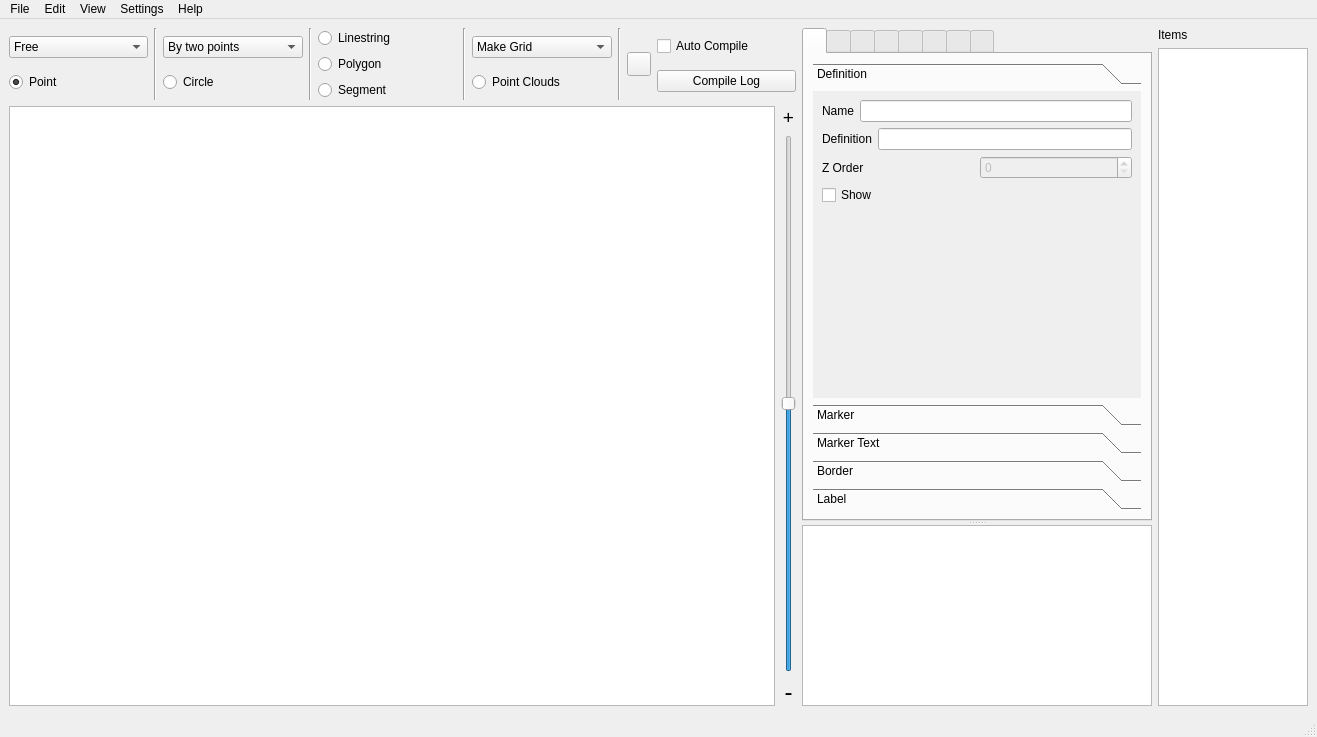
Qt form main.ui (csekri/tkzgeom) before a commit.
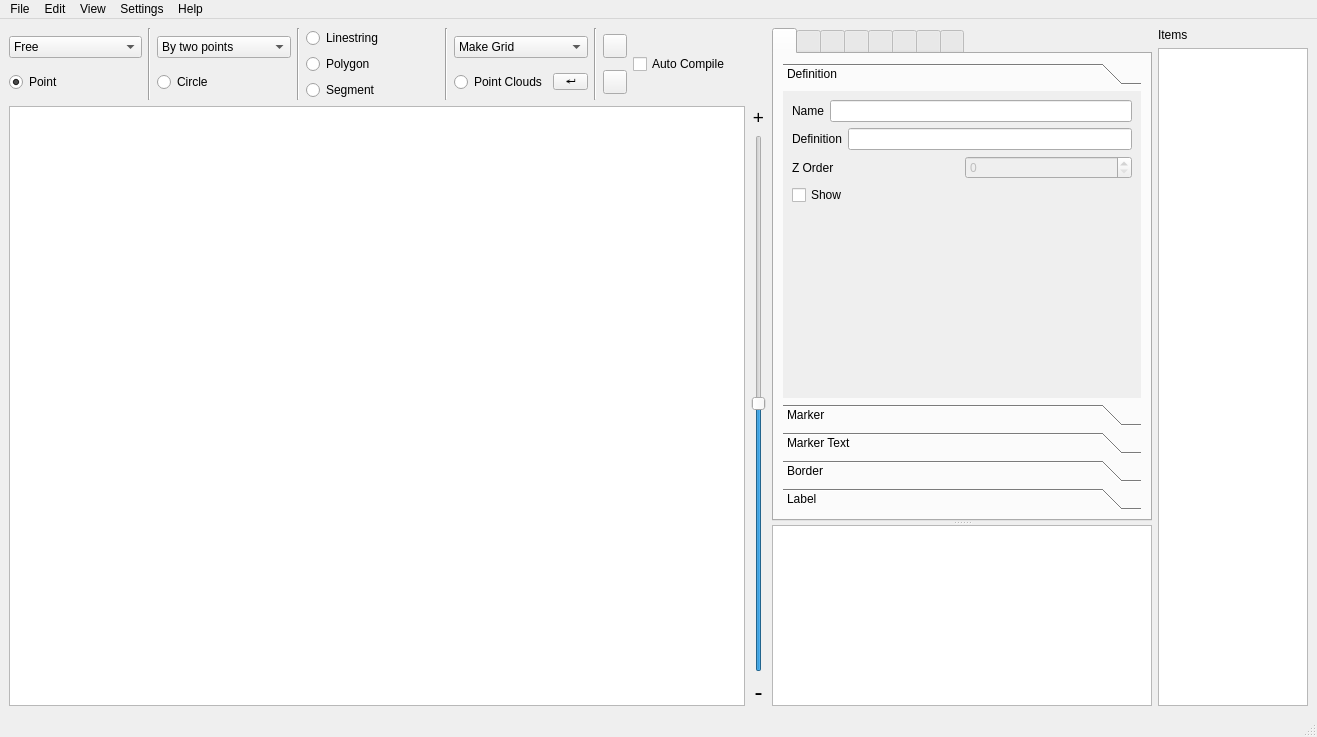
The same form after that commit. The open tabs and pages were chosen to show the change. Icons and pictures are not drawn.

Commit message: Points can be added from a CSV file with two columns of x and y coordinates; bug fixes, new Windows executable

What changed in the file:
```diff
--- a/main.ui
+++ b/main.ui
@@ -278,17 +278,37 @@
              </widget>
             </item>
             <item>
-             <widget class="QRadioButton" name="cloud_radio">
-              <property name="enabled">
-               <bool>true</bool>
-              </property>
-              <property name="focusPolicy">
-               <enum>Qt::NoFocus</enum>
-              </property>
-              <property name="text">
-               <string>Point Clouds</string>
-              </property>
-             </widget>
+             <layout class="QHBoxLayout" name="horizontalLayout_18">
+              <item>
+               <widget class="QRadioButton" name="cloud_radio">
+                <property name="enabled">
+                 <bool>true</bool>
+                </property>
+                <property name="focusPolicy">
+                 <enum>Qt::NoFocus</enum>
+                </property>
+                <property name="text">
+                 <string>Point Clouds</string>
+                </property>
+               </widget>
+              </item>
+              <item>
+               <widget class="QPushButton" name="cloud_no_select_pushButton">
+                <property name="toolTip">
+                 <string>&lt;html&gt;&lt;head/&gt;&lt;body&gt;&lt;p&gt;Click when &amp;quot;&lt;span style=&quot; font-style:italic;&quot;&gt;From File&lt;/span&gt;&amp;quot; is selected above. The file must have &lt;span style=&quot; font-weight:600;&quot;&gt;CSV&lt;/span&gt; extension the &lt;span style=&quot; font-weight:600;&quot;&gt;1st column&lt;/span&gt; contains the &lt;span style=&quot; font-style:italic;&quot;&gt;x&lt;/span&gt; coordinates, the &lt;span style=&quot; font-weight:600;&quot;&gt;2nd column &lt;/span&gt;contains the &lt;span style=&quot; font-style:italic;&quot;&gt;y&lt;/span&gt; coordinates&lt;/p&gt;&lt;/body&gt;&lt;/html&gt;</string>
+                </property>
+                <property name="styleSheet">
+                 <string notr="true">QPushButton {
+qproperty-iconSize: 20px; 
+padding: 0px;
+}</string>
+                </property>
+                <property name="text">
+                 <string>↵</string>
+                </property>
+               </widget>
+              </item>
+             </layout>
             </item>
            </layout>
           </item>
@@ -330,6 +350,38 @@
               </property>
              </widget>
             </item>
+            <item>
+             <widget class="QPushButton" name="compile_log_pushButton">
+              <property name="maximumSize">
+               <size>
+                <width>24</width>
+                <height>24</height>
+               </size>
+              </property>
+              <property name="toolTip">
+               <string>&lt;html&gt;&lt;head/&gt;&lt;body&gt;&lt;p&gt;View pdflatex compile log&lt;/p&gt;&lt;/body&gt;&lt;/html&gt;</string>
+              </property>
+              <property name="styleSheet">
+               <string notr="true">QPushButton {
+qproperty-iconSize: 20px; 
+padding: 0px;
+}</string>
+              </property>
+              <property name="text">
+               <string/>
+              </property>
+              <property name="icon">
+               <iconset resource="icon/resources.qrc">
+                <normaloff>:/images/compile/bug_compile.png</normaloff>:/images/compile/bug_compile.png</iconset>
+              </property>
+              <property name="iconSize">
+               <size>
+                <width>20</width>
+                <height>20</height>
+               </size>
+              </property>
+             </widget>
+            </item>
            </layout>
           </item>
           <item>
@@ -341,13 +393,6 @@
               </property>
              </widget>
             </item>
-            <item>
-             <widget class="QPushButton" name="compile_log_pushButton">
-              <property name="text">
-               <string>Compile Log</string>
-              </property>
-             </widget>
-            </item>
            </layout>
           </item>
          </layout>
@@ -428,13 +473,13 @@
          </property>
          <property name="minimumSize">
           <size>
-           <width>350</width>
+           <width>380</width>
            <height>0</height>
           </size>
          </property>
          <property name="maximumSize">
           <size>
-           <width>350</width>
+           <width>380</width>
            <height>16777215</height>
           </size>
          </property>
@@ -492,7 +537,7 @@
                <rect>
                 <x>0</x>
                 <y>0</y>
-                <width>330</width>
+                <width>360</width>
                 <height>294</height>
                </rect>
               </property>
```
Left out of the diff: 45 changed lines with no effect on the pictures. The commit also changes 16 other files.
